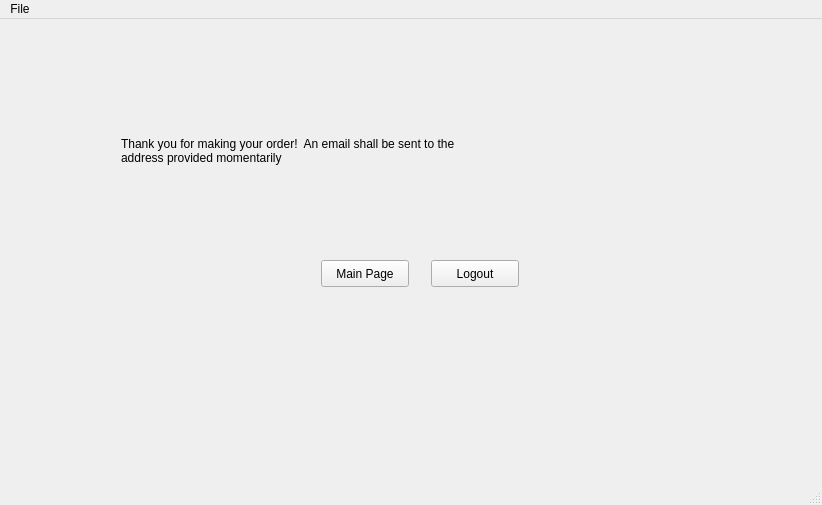
Above: client/mainwindow.ui from Davidj361/cuTPS before the change. Below: the same form after it.
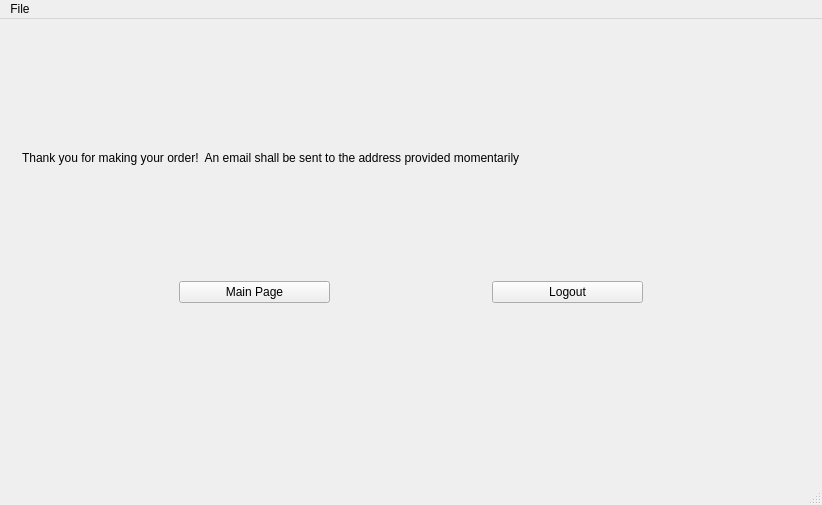
That is the form after the change. The open tabs and pages were chosen to show the change. Icons and pictures are not drawn.

Commit message: Order confirmed window is beautified.

```diff
--- a/client/mainwindow.ui
+++ b/client/mainwindow.ui
@@ -2365,14 +2365,14 @@
        </layout>
       </widget>
       <widget class="QWidget" name="ShoppingCartOrderConfirmed">
+       <layout class="QGridLayout" name="gridLayout_9">
+        <item row="0" column="0" colspan="5">
        <widget class="QLabel" name="label_13">
-        <property name="geometry">
-         <rect>
-          <x>110</x>
-          <y>60</y>
-          <width>341</width>
-          <height>121</height>
-         </rect>
+          <property name="sizePolicy">
+           <sizepolicy hsizetype="Expanding" vsizetype="Expanding">
+            <horstretch>1</horstretch>
+            <verstretch>1</verstretch>
+           </sizepolicy>
         </property>
         <property name="text">
          <string>Thank you for making your order!  An email shall be sent to the address provided momentarily</string>
@@ -2381,32 +2381,74 @@
          <bool>true</bool>
         </property>
        </widget>
-       <widget class="QPushButton" name="btnConfirmationLogout">
-        <property name="geometry">
-         <rect>
-          <x>420</x>
-          <y>230</y>
-          <width>88</width>
-          <height>27</height>
-         </rect>
-        </property>
-        <property name="text">
-         <string>Logout</string>
-        </property>
-       </widget>
+        </item>
+        <item row="1" column="0">
+         <spacer name="horizontalSpacer_8">
+          <property name="orientation">
+           <enum>Qt::Horizontal</enum>
+          </property>
+          <property name="sizeHint" stdset="0">
+           <size>
+            <width>149</width>
+            <height>20</height>
+           </size>
+          </property>
+         </spacer>
+        </item>
+        <item row="1" column="1">
        <widget class="QPushButton" name="btnConfirmationMainPage">
-        <property name="geometry">
-         <rect>
-          <x>310</x>
-          <y>230</y>
-          <width>88</width>
-          <height>27</height>
-         </rect>
-        </property>
         <property name="text">
          <string>Main Page</string>
         </property>
        </widget>
+        </item>
+        <item row="1" column="2">
+         <spacer name="horizontalSpacer_9">
+          <property name="orientation">
+           <enum>Qt::Horizontal</enum>
+          </property>
+          <property name="sizeHint" stdset="0">
+           <size>
+            <width>149</width>
+            <height>20</height>
+           </size>
+          </property>
+         </spacer>
+        </item>
+        <item row="1" column="3">
+         <widget class="QPushButton" name="btnConfirmationLogout">
+          <property name="text">
+           <string>Logout</string>
+          </property>
+         </widget>
+        </item>
+        <item row="1" column="4">
+         <spacer name="horizontalSpacer_10">
+          <property name="orientation">
+           <enum>Qt::Horizontal</enum>
+          </property>
+          <property name="sizeHint" stdset="0">
+           <size>
+            <width>149</width>
+            <height>20</height>
+           </size>
+          </property>
+         </spacer>
+        </item>
+        <item row="2" column="2">
+         <spacer name="verticalSpacer_3">
+          <property name="orientation">
+           <enum>Qt::Vertical</enum>
+          </property>
+          <property name="sizeHint" stdset="0">
+           <size>
+            <width>20</width>
+            <height>158</height>
+           </size>
+          </property>
+         </spacer>
+        </item>
+       </layout>
       </widget>
      </widget>
     </item>
```
Lines whose indentation alone changed are shown as unchanged.
